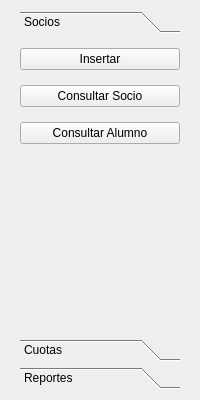
Before: the Qt Designer form ui/main_window_base.ui in acostamatt/cooperadora_qt, drawn with Qt 5.
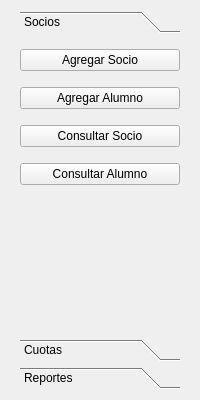
After: the same form once the commit is applied.

Commit message: Fix form alumno, form socio and add dynamic table.

Diff of the .ui file:
```diff
--- a/ui/main_window_base.ui
+++ b/ui/main_window_base.ui
@@ -84,14 +84,21 @@
            <x>0</x>
            <y>0</y>
            <width>160</width>
-           <height>116</height>
+           <height>156</height>
           </rect>
          </property>
          <layout class="QVBoxLayout" name="verticalLayout_6">
           <item>
            <widget class="QPushButton" name="pushButton_5">
             <property name="text">
-             <string>Insertar</string>
+             <string>Agregar Socio</string>
+            </property>
+           </widget>
+          </item>
+          <item>
+           <widget class="QPushButton" name="pushButton_2">
+            <property name="text">
+             <string>Agregar Alumno</string>
             </property>
            </widget>
           </item>
```
Left out of the diff: 25 changed lines with no effect on the pictures. The commit also changes 30 other files.
